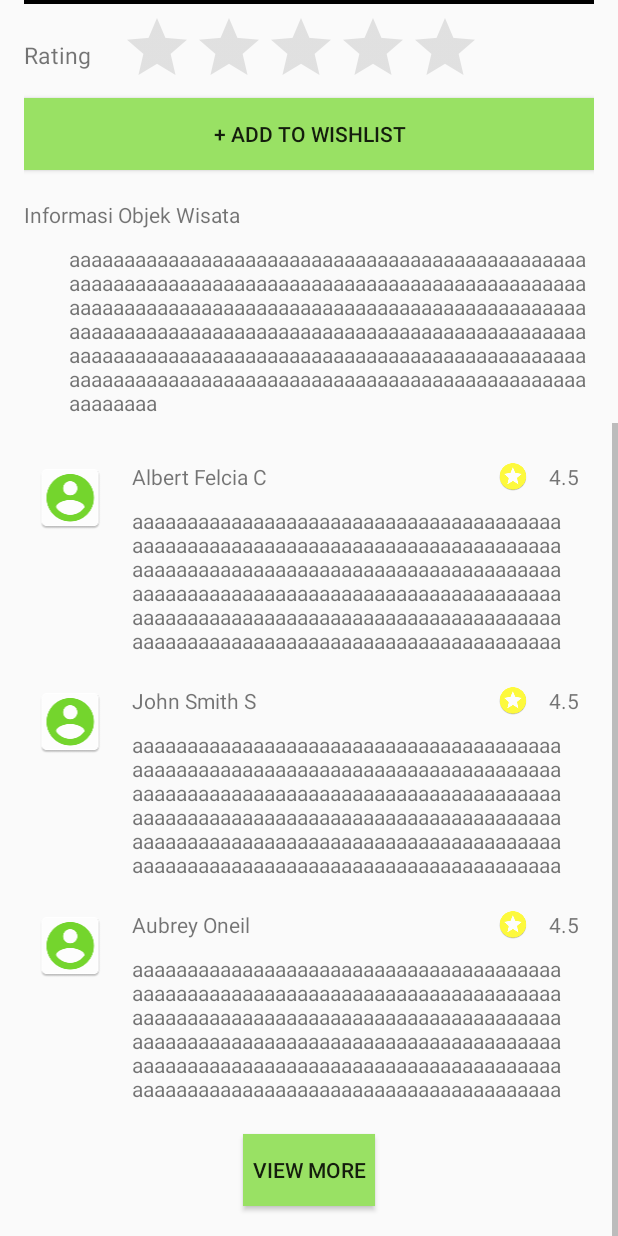
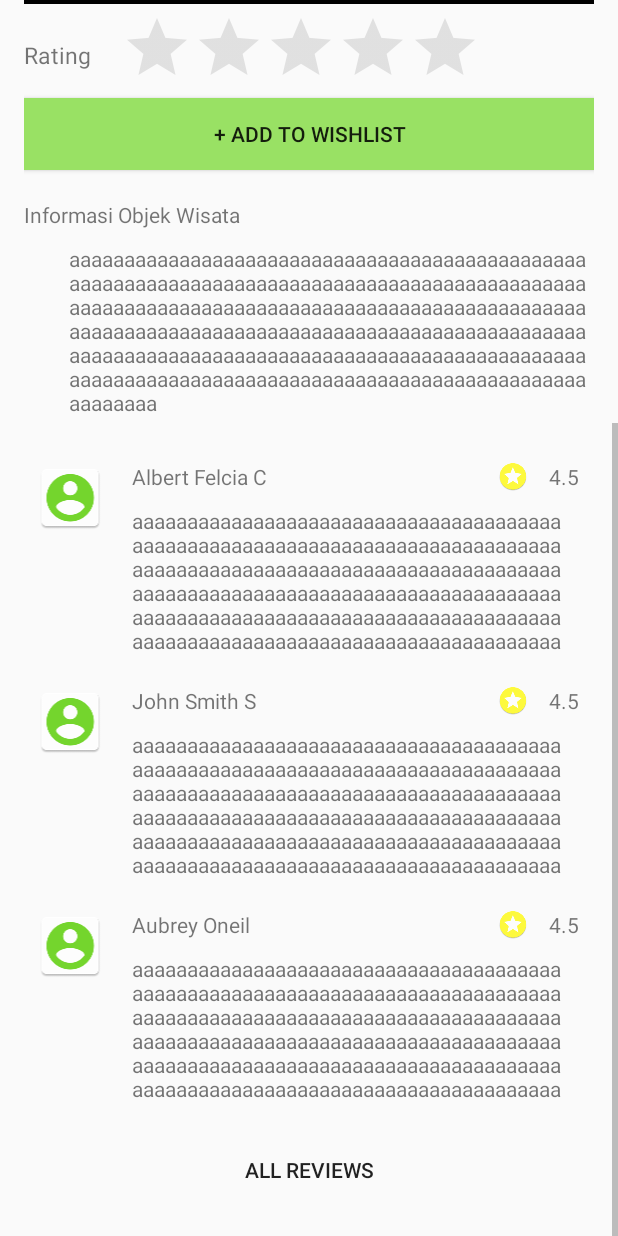
Before and after one commit to andreksrynt/TraveGuide, an Android app: the Tour screen opened directly, with no data from a screen before it, scrolled down 429 dp, on a phone screen of 412 x 824 dp. Run offline under Robolectric (Android 15) with nearby library versions, the phone set to English and light mode, and no system bars.

Commit message:
button transparan

```diff
--- a/app/src/main/res/layout/activity_tour.xml
+++ b/app/src/main/res/layout/activity_tour.xml
@@ -324,11 +324,11 @@
             <Button
                 android:layout_width="wrap_content"
                 android:layout_height="wrap_content"
-                android:text="@string/more"
+                android:text="@string/allreview"
                 android:layout_marginVertical="20dp"
+                android:background="@android:color/transparent"
                 android:layout_gravity="center_horizontal"
-                android:gravity="center"
-                android:background="?attr/colorPrimary"/>
+                android:gravity="center"/>
         </LinearLayout>
     </android.support.constraint.ConstraintLayout>
 </ScrollView>
--- a/app/src/main/res/values/strings.xml
+++ b/app/src/main/res/values/strings.xml
@@ -9,6 +9,6 @@
     <string name="rating">Rating</string>
     <string name="add_wishlist">+ Add to Wishlist</string>
     <string name="info_wisata">Informasi Objek Wisata</string>
-    <string name="more">view more</string>
+    <string name="allreview">All Reviews</string>
 
 </resources>
```
